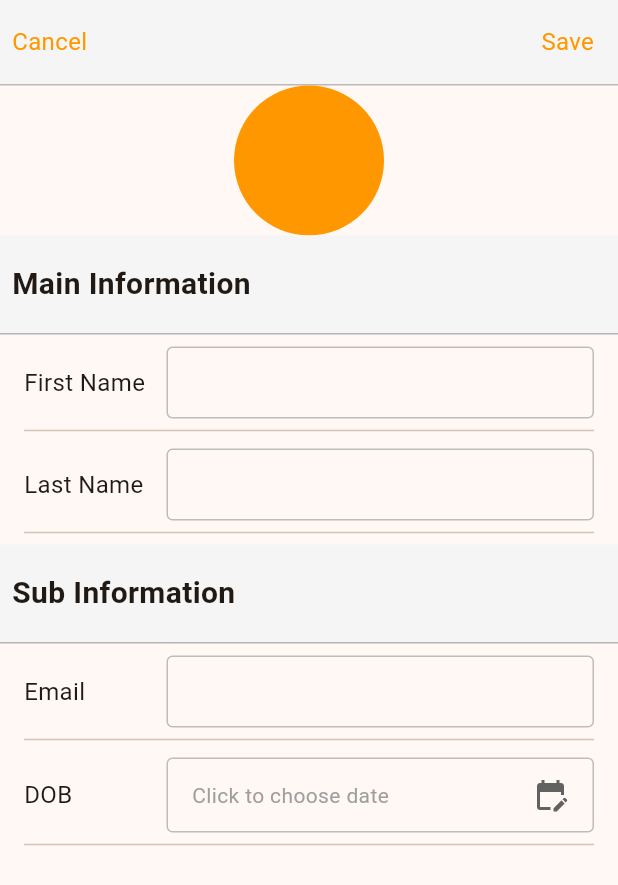
After one commit to Sam9913/wizard_test, a Flutter app: the ContactFormScreen screen opened directly, on a phone screen of 412 x 824 dp. The commit adds this screen. Shown: the top 885 px of the screen. Run offline on Flutter 3.47's test engine with Material 3 defaults, Android fonts, the phone set to English and light mode, and no system bars.

Commit message:
feat: add form screen

```diff
--- a/lib/models/contact_model.dart
+++ b/lib/models/contact_model.dart
@@ -1,3 +1,5 @@
+import 'package:intl/intl.dart';
+
 class ContactModel {
   String? id;
   String? firstName;
@@ -13,7 +15,7 @@ class ContactModel {
     this.dob,
   });
 
-  DateTime? get birthDate => DateTime.tryParse(dob ?? '');
+  DateTime? get birthDate => DateFormat('d/M/yyyy').tryParse(dob ?? '');
   String? get fullName => '$firstName $lastName';
 
   ContactModel.fromJson(Map<String, dynamic> json) {
--- /dev/null
+++ b/lib/ui/contact_form_screen.dart
@@ -0,0 +1,220 @@
+import 'package:flutter/material.dart';
+import 'package:intl/intl.dart';
+import 'package:wizard_test/models/contact_model.dart';
+
+class ContactFormScreen extends StatefulWidget {
+  final ContactModel? selectedContact;
+  const ContactFormScreen({super.key, this.selectedContact,});
+
+  @override
+  State<ContactFormScreen> createState() => _ContactFormScreenState();
+}
+
+class _ContactFormScreenState extends State<ContactFormScreen> {
+  final TextEditingController _firstNameTec = TextEditingController();
+  final TextEditingController _lastNameTec = TextEditingController();
+  final TextEditingController _emailTec = TextEditingController();
+  DateTime? birthdate;
+
+  @override
+  void initState() {
+    super.initState();
+
+    if(widget.selectedContact != null){
+      _firstNameTec.text = widget.selectedContact?.firstName ?? '';
+      _lastNameTec.text = widget.selectedContact?.lastName ?? '';
+      _emailTec.text = widget.selectedContact?.email ?? '';
+      birthdate = widget.selectedContact?.birthDate;
+    }
+  }
+
+  @override
+  Widget build(BuildContext context) {
+    return Scaffold(
+      appBar: AppBar(
+        backgroundColor: Colors.grey.shade100,
+        leadingWidth: 75,
+        leading: Padding(
+          padding: EdgeInsets.only(
+            top: 16,
+            left: 8,
+          ),
+          child: InkWell(
+            onTap: (){
+              Navigator.of(context).pop();
+            },
+            child: Text(
+              'Cancel',
+              style: TextStyle(
+                color: Colors.orange,
+                fontSize: 16,
+              ),
+            ),
+          ),
+        ),
+        actions: [
+          Padding(
+            padding: EdgeInsets.only(
+              right: 16,
+            ),
+            child: Text(
+              'Save',
+              style: TextStyle(
+                color: Colors.orange,
+                fontSize: 16,
+              ),
+            ),
+          ),
+        ],
+      ),
+      body: SafeArea(
+        child: Container(
+          decoration: BoxDecoration(
+            border: Border(
+              top: BorderSide(color: Colors.black26),
+            ),
+          ),
+          child: Column(
+            children: [
+              CircleAvatar(
+                backgroundColor: Colors.orange,
+                radius: 50,
+              ),
+              _buildSectionTitle('Main Information'),
+              _buildTextField(
+                labelText: 'First Name',
+                textEditingController: _firstNameTec,
+              ),
+              _buildTextField(
+                labelText: 'Last Name',
+                textEditingController: _lastNameTec,
+                isLast: true,
+              ),
+              _buildSectionTitle('Sub Information'),
+              _buildTextField(
+                labelText: 'Email',
+                textEditingController: _emailTec,
+                textInputType: TextInputType.emailAddress,
+              ),
+              _buildTextField(
+                labelText: 'DOB',
+                textEditingController: _lastNameTec,
+                isDob: true,
+                isLast: true,
+              ),
+            ],
+          ),
+        ),
+      ),
+    );
+  }
+
+  Widget _buildSectionTitle(String titleText) => Container(
+        width: double.infinity,
+        decoration: BoxDecoration(
+          color: Colors.grey.shade100,
+          border: Border(
+            bottom: BorderSide(color: Colors.black26),
+          ),
+        ),
+        padding: EdgeInsets.symmetric(
+          horizontal: 8,
+          vertical: 18,
+        ),
+        child: Text(
+          titleText,
+          style: TextStyle(
+            fontWeight: FontWeight.bold,
+            fontSize: 20,
+          ),
+        ),
+      );
+
+  Widget _buildTextField({
+    required String labelText,
+    TextEditingController? textEditingController,
+    TextInputType? textInputType,
+    bool isDob = false,
+    bool isLast = false,
+  }) =>
+      Padding(
+        padding: EdgeInsets.symmetric(
+          horizontal: 16,
+        ),
+        child: Column(
+          mainAxisSize: MainAxisSize.min,
+          children: [
+            SizedBox(
+              height: isLast ? 4 : 8,
+            ),
+            Row(
+              children: [
+                Expanded(
+                  flex: 2,
+                  child: Text(
+                    labelText,
+                    style: TextStyle(
+                      fontSize: 16,
+                    ),
+                  ),
+                ),
+                Expanded(
+                  flex: 6,
+                  child: isDob
+                      ? Container(
+                          decoration: BoxDecoration(
+                            border: Border.all(
+                              color: Colors.grey.shade400,
+                            ),
+                            borderRadius: BorderRadius.circular(4),
+                          ),
+                          padding: EdgeInsets.symmetric(
+                            vertical: 12,
+                            horizontal: 16,
+                          ),
+                          child: Row(
+                            mainAxisAlignment: MainAxisAlignment.spaceBetween,
+                            children: [
+                              Text(
+                                birthdate == null ? 'Click to choose date' : DateFormat('dd MMMM yyyy').format(birthdate!),
+                                style: TextStyle(
+                                  color: birthdate == null ? Colors.grey : Colors.black,
+                                ),
+                              ),
+                              Icon(
+                                Icons.edit_calendar,
+                                color: Colors.grey.shade700,
+                              )
+                            ],
+                          ),
+                        )
+                      : TextField(
+                          controller: textEditingController,
+                          cursorColor: Colors.orange,
+                          keyboardType: textInputType,
+                          decoration: InputDecoration(
+                            contentPadding: EdgeInsets.symmetric(
+                              horizontal: 16,
+                              vertical: 8,
+                            ),
+                            enabledBorder: OutlineInputBorder(
+                              borderRadius: BorderRadius.circular(4),
+                              borderSide: BorderSide(
+                                color: Colors.grey.shade400,
+                              ),
+                            ),
+                            focusedBorder: OutlineInputBorder(
+                              borderSide: BorderSide(
+                                color: Colors.orange,
+                              ),
+                            ),
+                          ),
+                        ),
+                )
+              ],
+            ),
+            Divider(),
+          ],
+        ),
+      );
+}
--- a/lib/ui/contact_list_screen.dart
+++ b/lib/ui/contact_list_screen.dart
@@ -74,7 +74,15 @@ class _ContactListScreenState extends State<ContactListScreen> {
     );
   }
 
-  Widget _buildContactItem(ContactModel contact) => Container(
+  Widget _buildContactItem(ContactModel contact) => InkWell(
+        onTap: () {
+          Navigator.of(context).push(MaterialPageRoute(
+            builder: (context) => ContactFormScreen(
+              selectedContact: contact,
+            ),
+          ));
+        },
+        child: Container(
           decoration: BoxDecoration(
             border: Border.all(color: Colors.black26),
           ),
@@ -94,6 +102,7 @@ class _ContactListScreenState extends State<ContactListScreen> {
               ),
             ],
           ),
+        ),
       );
 
   void getContactList() async {
--- a/pubspec.yaml
+++ b/pubspec.yaml
@@ -35,6 +35,8 @@ dependencies:
   # The following adds the Cupertino Icons font to your application.
   # Use with the CupertinoIcons class for iOS style icons.
   cupertino_icons: ^1.0.2
+
+  intl: ^0.19.0
 
 dev_dependencies:
   flutter_test:
```
Also changed, not shown: pubspec.lock. Lines whose indentation alone changed are shown as unchanged.
